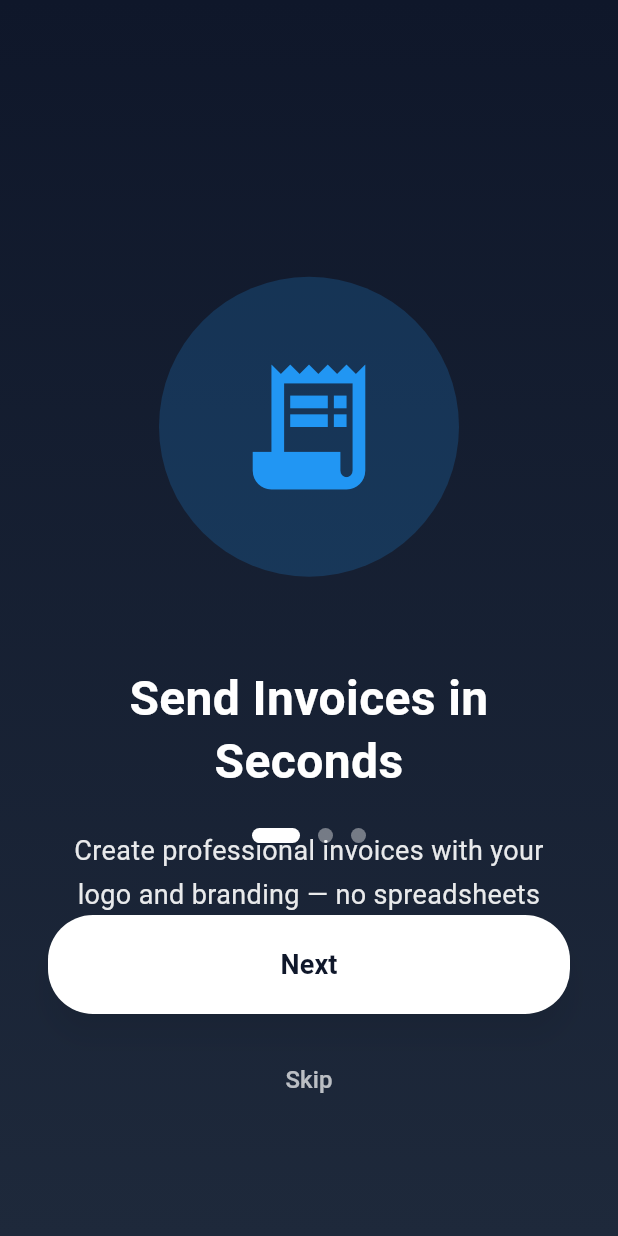
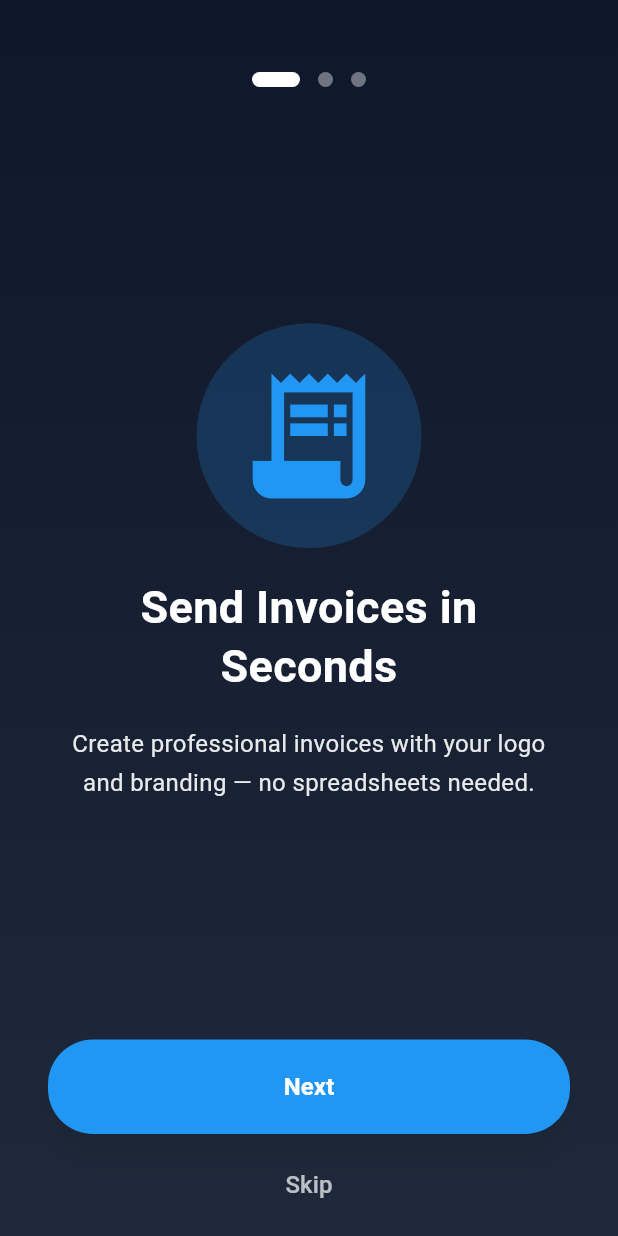
Before and after one commit to Destiny-Ed/invoice_pay, a Flutter app: the screen it shows after launch, on a phone screen of 412 x 824 dp. Run offline on Flutter 3.47's test engine with Material 3 defaults, Android fonts, the phone set to English and light mode, and no system bars; our stand-ins replace cached_network_image, cloud_firestore, firebase_auth, firebase_core, firebase_storage, fl_chart and 4 more; missing offline and left inert: flutter_text_form_field, flutter_utilities, in_app_update; accounts and stored records are empty.

Commit message:
updated onboarding UI

```diff
--- a/lib/screens/authentication/onboarding.dart
+++ b/lib/screens/authentication/onboarding.dart
@@ -1,6 +1,7 @@
 import 'package:flutter/material.dart';
 import 'package:invoice_pay/screens/authentication/login.dart';
 import 'package:invoice_pay/styles/colors.dart';
+import 'package:invoice_pay/widgets/custom_button.dart';
 import 'package:shared_preferences/shared_preferences.dart';
 
 class OnboardingScreen extends StatefulWidget {
@@ -67,24 +68,10 @@ class _OnboardingScreenState extends State<OnboardingScreen> {
           ),
         ),
         child: SafeArea(
-          child: Stack(
-            children: [
-              PageView.builder(
-                controller: _pageController,
-                onPageChanged: (value) => setState(() => _currentPage = value),
-                itemCount: _pages.length,
-                itemBuilder: (context, index) {
-                  return _OnboardingPage(data: _pages[index]);
-                },
-              ),
-
-              // Dots + Button
-              Positioned(
-                bottom: 80,
-                left: 0,
-                right: 0,
           child: Column(
             children: [
+              const SizedBox(height: 48),
+
               // Dots Indicator
               Row(
                 mainAxisAlignment: MainAxisAlignment.center,
@@ -104,15 +91,27 @@ class _OnboardingScreenState extends State<OnboardingScreen> {
                   ),
                 ),
               ),
+              Expanded(
+                child: PageView.builder(
+                  controller: _pageController,
+                  onPageChanged: (value) =>
+                      setState(() => _currentPage = value),
+                  itemCount: _pages.length,
+                  itemBuilder: (context, index) {
+                    return _OnboardingPage(data: _pages[index]);
+                  },
+                ),
+              ),
 
-                    const SizedBox(height: 48),
-
+              // Dots + Button
+              Column(
+                children: [
                   // Action Button
                   Padding(
                     padding: const EdgeInsets.symmetric(horizontal: 32),
                     child: SizedBox(
                       width: double.infinity,
-                        child: ElevatedButton(
+                      child: CustomButton(
                         onPressed: () {
                           if (_currentPage == _pages.length - 1) {
                             _completeOnboarding();
@@ -123,30 +122,14 @@ class _OnboardingScreenState extends State<OnboardingScreen> {
                             );
                           }
                         },
-                          style: ElevatedButton.styleFrom(
-                            backgroundColor: Colors.white,
-                            foregroundColor: const Color(0xFF0F172A),
-                            padding: const EdgeInsets.symmetric(vertical: 20),
-                            shape: RoundedRectangleBorder(
-                              borderRadius: BorderRadius.circular(30),
-                            ),
-                            elevation: 8,
-                            shadowColor: Colors.black.withOpacity(0.3),
-                          ),
-                          child: Text(
-                            _currentPage == _pages.length - 1
+                        text: _currentPage == _pages.length - 1
                             ? "Get Started"
                             : "Next",
-                            style: const TextStyle(
-                              fontSize: 18,
-                              fontWeight: FontWeight.bold,
-                            ),
-                          ),
                       ),
                     ),
                   ),
 
-                    const SizedBox(height: 20),
+                  const SizedBox(height: 10),
 
                   // Skip Button
                   if (_currentPage < _pages.length - 1)
@@ -157,8 +140,9 @@ class _OnboardingScreenState extends State<OnboardingScreen> {
                         style: TextStyle(color: Colors.white70, fontSize: 16),
                       ),
                     ),
+
+                  const SizedBox(height: 10),
                 ],
-                ),
               ),
             ],
           ),
@@ -182,8 +166,8 @@ class _OnboardingPage extends StatelessWidget {
         children: [
           // Large Icon
           Container(
-            width: 200,
-            height: 200,
+            width: 150,
+            height: 150,
             decoration: BoxDecoration(
               color: (data['color'] as Color).withOpacity(0.2),
               shape: BoxShape.circle,
@@ -191,28 +175,28 @@ class _OnboardingPage extends StatelessWidget {
             child: Icon(data['icon'], size: 100, color: data['color']),
           ),
 
-          const SizedBox(height: 60),
+          const SizedBox(height: 20),
 
           // Title
           Text(
             data['title'],
             textAlign: TextAlign.center,
             style: const TextStyle(
-              fontSize: 32,
+              fontSize: 30,
               fontWeight: FontWeight.bold,
               color: Colors.white,
               height: 1.3,
             ),
           ),
 
-          const SizedBox(height: 24),
+          const SizedBox(height: 20),
 
           // Description
           Text(
             data['description'],
             textAlign: TextAlign.center,
             style: TextStyle(
-              fontSize: 18,
+              fontSize: 16,
               color: Colors.white.withOpacity(0.9),
               height: 1.6,
             ),
--- a/lib/widgets/custom_button.dart
+++ b/lib/widgets/custom_button.dart
@@ -22,23 +22,19 @@ class CustomButton extends StatelessWidget {
 
   @override
   Widget build(BuildContext context) {
-    return TextButton(
+    return ElevatedButton(
       onPressed: onPressed,
-      style: ButtonStyle(
-        fixedSize: MaterialStateProperty.resolveWith(
-          (states) => Size(width ?? MediaQuery.of(context).size.width, 0),
-        ),
-        backgroundColor: MaterialStateProperty.resolveWith(
-          (states) => bgColor ?? primaryColor,
-        ),
+      style: ElevatedButton.styleFrom(
+        backgroundColor: bgColor ?? primaryColor,
+        foregroundColor: textColor,
+        padding: const EdgeInsets.symmetric(vertical: 20),
+        shape: RoundedRectangleBorder(borderRadius: BorderRadius.circular(30)),
+        elevation: 8,
+        shadowColor: Colors.black.withOpacity(0.3),
       ),
-      child: Row(
-        mainAxisSize: MainAxisSize.min,
-        children: [
-          if (icon != null) Icon(icon, color: textColor),
-          if (icon != null) 5.width(),
-          Text(text, style: AppTheme.titleStyle(color: textColor)),
-        ],
+      child: Text(
+        text,
+        style: const TextStyle(fontSize: 16, fontWeight: FontWeight.bold),
       ),
     );
   }
```
Lines whose indentation alone changed are shown as unchanged.
